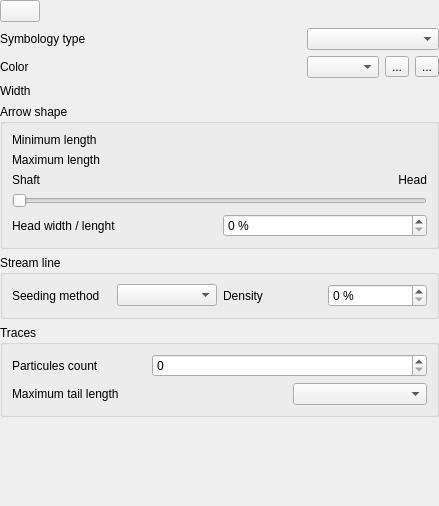
First picture: the form in src/ui/reosmeshvectorrenderingwidget.ui, repository vcloarec/ReosProject, before the edit.
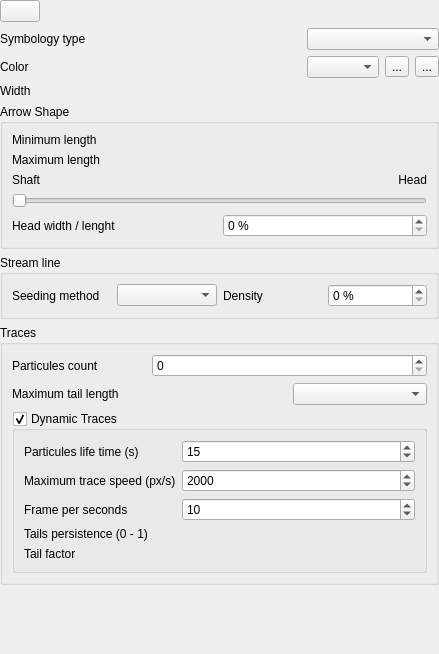
Second picture: the form after the edit. Icons and pictures are not drawn. Custom widgets are drawn as their Qt base class.

Commit message: dynamic traces

```diff
--- a/src/ui/reosmeshvectorrenderingwidget.ui
+++ b/src/ui/reosmeshvectorrenderingwidget.ui
@@ -7,7 +7,7 @@
     <x>0</x>
     <y>0</y>
     <width>439</width>
-    <height>506</height>
+    <height>654</height>
    </rect>
   </property>
   <property name="windowTitle">
@@ -125,8 +125,91 @@
         </property>
        </widget>
       </item>
-      <item row="1" column="1">
-       <widget class="ReosParameterDoubleWidget" name="mMaximumTailLengthWidget" native="true"/>
+      <item row="2" column="0" colspan="3">
+       <widget class="QGroupBox" name="mDynamicTracesGroupBox">
+        <property name="title">
+         <string>Dynamic Traces</string>
+        </property>
+        <property name="checkable">
+         <bool>true</bool>
+        </property>
+        <layout class="QGridLayout" name="gridLayout_5">
+         <item row="2" column="0">
+          <widget class="QLabel" name="label_14">
+           <property name="text">
+            <string>Frame per seconds</string>
+           </property>
+          </widget>
+         </item>
+         <item row="4" column="1" colspan="2">
+          <widget class="ReosParameterDoubleWidget" name="mTracesTailFactorDoubleWidget" native="true"/>
+         </item>
+         <item row="1" column="0">
+          <widget class="QLabel" name="label_13">
+           <property name="text">
+            <string>Maximum trace speed (px/s)</string>
+           </property>
+          </widget>
+         </item>
+         <item row="3" column="0">
+          <widget class="QLabel" name="label_15">
+           <property name="text">
+            <string>Tails persistence (0 - 1)</string>
+           </property>
+          </widget>
+         </item>
+         <item row="3" column="1" colspan="2">
+          <widget class="ReosParameterDoubleWidget" name="mTracesTailsPersistentDoubleWidget" native="true"/>
+         </item>
+         <item row="2" column="1" colspan="2">
+          <widget class="QSpinBox" name="mTracesFPSSpinBox">
+           <property name="maximum">
+            <number>15</number>
+           </property>
+           <property name="value">
+            <number>10</number>
+           </property>
+          </widget>
+         </item>
+         <item row="4" column="0">
+          <widget class="QLabel" name="label_16">
+           <property name="text">
+            <string>Tail factor</string>
+           </property>
+          </widget>
+         </item>
+         <item row="1" column="1" colspan="2">
+          <widget class="QSpinBox" name="mTracesMaxSpeedSpinBox">
+           <property name="maximum">
+            <number>10000</number>
+           </property>
+           <property name="singleStep">
+            <number>100</number>
+           </property>
+           <property name="value">
+            <number>2000</number>
+           </property>
+          </widget>
+         </item>
+         <item row="0" column="0">
+          <widget class="QLabel" name="label_17">
+           <property name="text">
+            <string>Particules life time (s)</string>
+           </property>
+          </widget>
+         </item>
+         <item row="0" column="1" colspan="2">
+          <widget class="QSpinBox" name="mTracesLifeTimeSpinBox">
+           <property name="maximum">
+            <number>99999999</number>
+           </property>
+           <property name="value">
+            <number>15</number>
+           </property>
+          </widget>
+         </item>
+        </layout>
+       </widget>
       </item>
       <item row="1" column="2">
        <widget class="QComboBox" name="mTailUnitCombo"/>
@@ -144,7 +227,7 @@
    <item row="6" column="0" colspan="2">
     <widget class="QGroupBox" name="mArrowShapeGroupBox">
      <property name="title">
-      <string>Arrow shape</string>
+      <string>Arrow Shape</string>
      </property>
      <layout class="QGridLayout" name="gridLayout_2">
       <item row="4" column="0">
```
Left out of the diff: 19 changed lines with no effect on the pictures. The commit also changes 17 other files.
